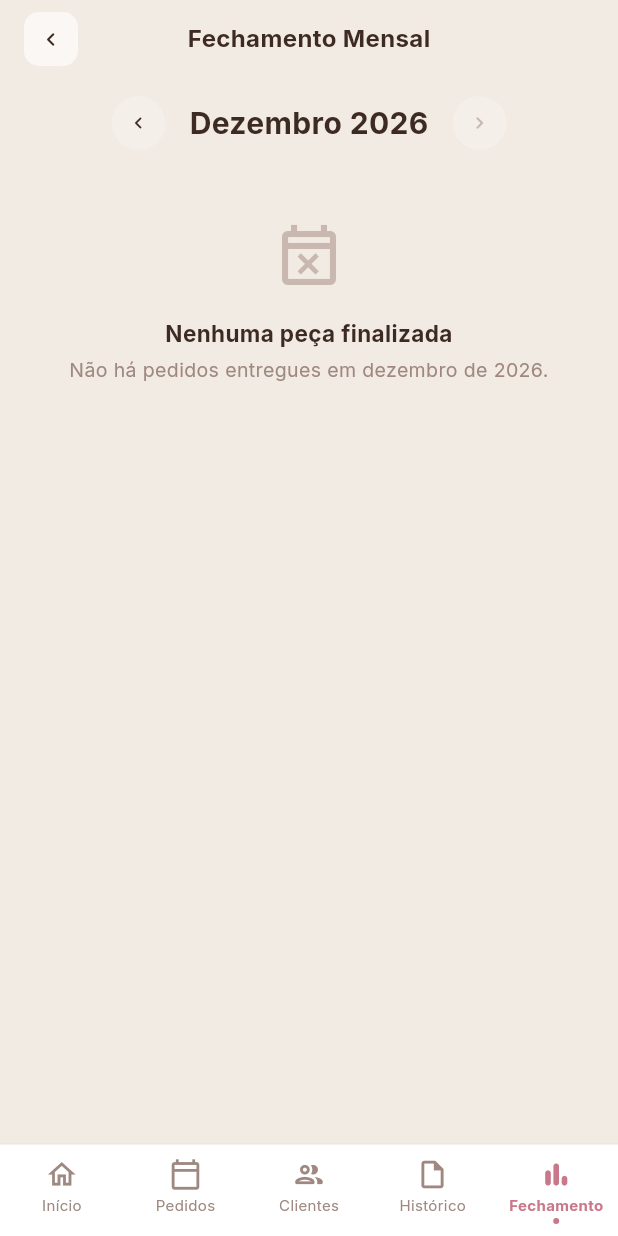
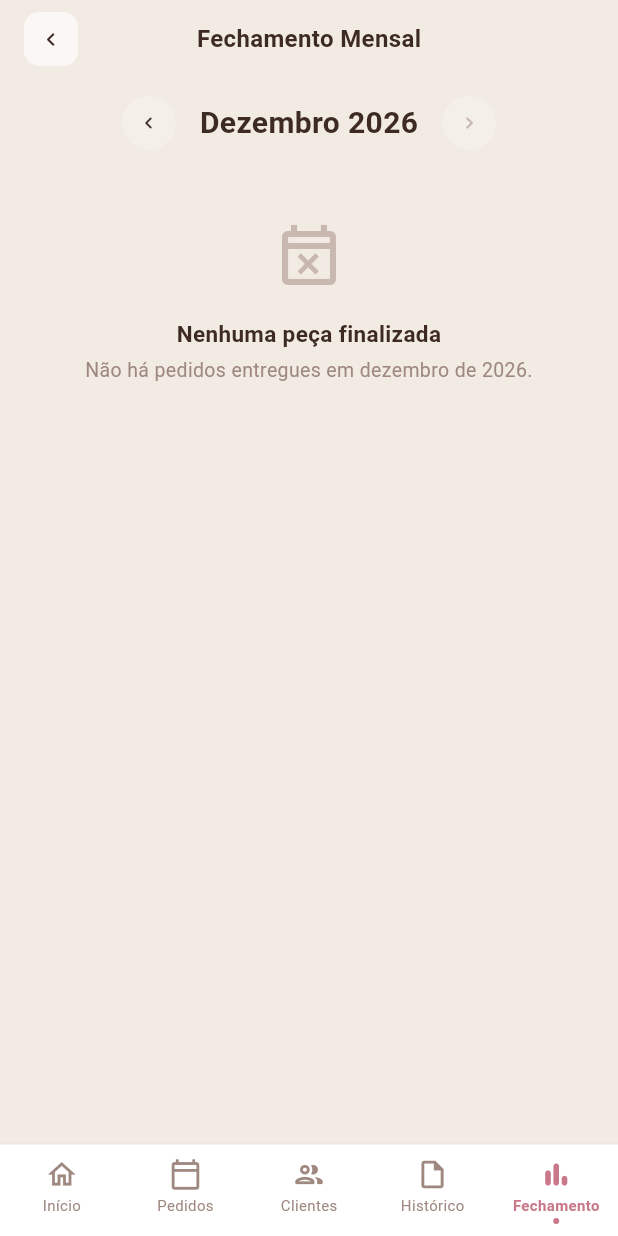
Before and after one commit to diegoruan/PEX-gestao-costura, a Flutter app: the FechamentoPage screen opened by its route, on a phone screen of 412 x 824 dp. Run offline on Flutter 3.47's test engine with Material 3 defaults, Android fonts, the light colour scheme and no system bars; our stand-ins replace bloc_concurrency, cloud_firestore, equatable, firebase_auth, firebase_core, flutter_bloc and 4 more; accounts and stored records are empty; generated files the repository leaves out were written again.

Commit message:
chore: teste com a fonte do sistema no lugar da Inter
A Inter deixa de ser empacotada (os arquivos continuam em assets/fonts). Para voltar: git revert deste commit.

```diff
--- a/lib/core/theme/app_text_styles.dart
+++ b/lib/core/theme/app_text_styles.dart
@@ -2,9 +2,11 @@ import 'package:flutter/material.dart';
 
 import 'app_colors.dart';
 
-/// Tipografia do Figma. Todas as telas usam a família Inter (em assets/fonts).
+/// Tipografia do Figma. Por enquanto com a fonte do sistema (Roboto no
+/// Android, San Francisco no iOS); para voltar à Inter, use 'Inter' aqui e
+/// declare os arquivos de assets/fonts no pubspec.yaml.
 abstract final class AppTextStyles {
-  static const fontFamily = 'Inter';
+  static const String? fontFamily = null;
 
   static const marca = TextStyle(
     fontFamily: fontFamily,
```
Also changed, not shown: pubspec.yaml (+0 -11 lines).
